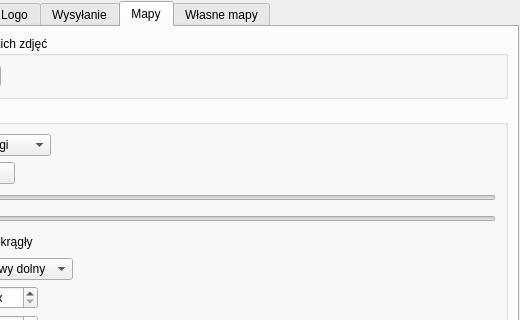
First picture: the form in settingsdialog.ui, repository fotorelacjonusz/classic, before the edit; both pictures show x 175 to 695 and y 0 to 320 of the 695 by 537 pixel window.
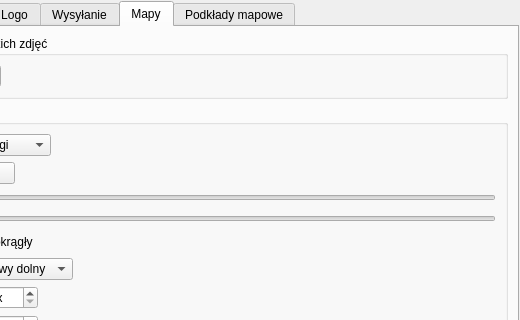
Second picture: the form after the edit. The open tabs and pages were chosen to show the change. Icons and pictures are not drawn. Custom widgets are drawn as their Qt base class.

The edit to the form file:
```diff
--- a/settingsdialog.ui
+++ b/settingsdialog.ui
@@ -947,7 +947,7 @@
      </widget>
      <widget class="QWidget" name="overlayTab">
       <attribute name="title">
-       <string>Własne mapy</string>
+       <string>Podkłady mapowe</string>
       </attribute>
       <layout class="QVBoxLayout" name="verticalLayout_10">
        <item>
```
Left out of the diff: 20 changed lines with no effect on the pictures.
